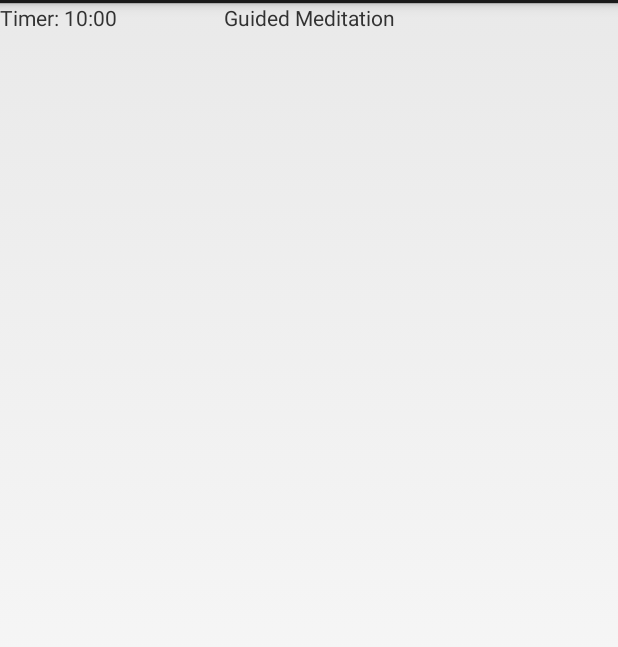
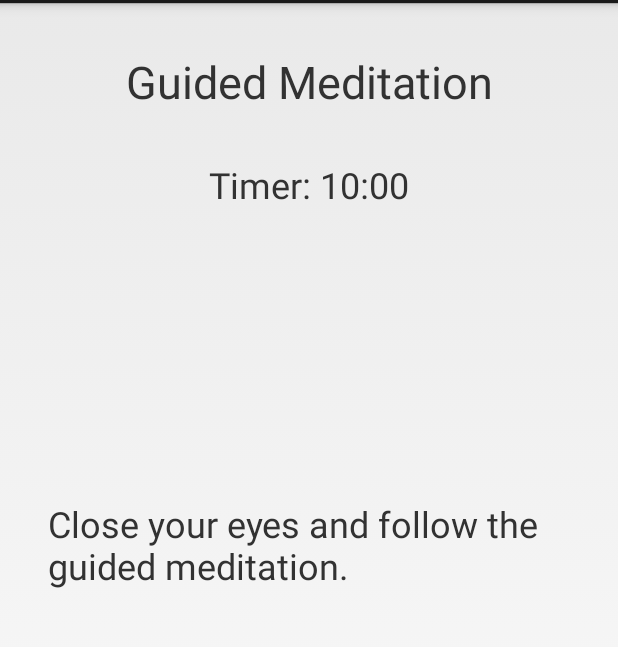
Before and after one commit to zhijiee/FocusDataCollection, an Android app: the layout guided_meditation.xml on its own in the app's theme, with its tools: preview values and no code run, on a phone screen of 412 x 824 dp, the part 69-716 px from its top. Run offline under Robolectric (Android 15) with nearby library versions, the phone set to English and light mode, and no system bars.

Commit message:
Move some annotations into annotation.xml
Simple Guided Meditation UI done.

Next Step:
Timer for guided meditation
Arithmetic Test

```diff
--- a/app/src/main/res/layout/guided_meditation.xml
+++ b/app/src/main/res/layout/guided_meditation.xml
@@ -1,28 +1,50 @@
 <?xml version="1.0" encoding="utf-8"?>
 <android.support.constraint.ConstraintLayout xmlns:android="http://schemas.android.com/apk/res/android"
     xmlns:app="http://schemas.android.com/apk/res-auto"
-    xmlns:tools="http://schemas.android.com/tools"
     android:id="@+id/linearLayout2"
     android:layout_width="match_parent"
     android:layout_height="match_parent">
 
     <TextView
-        android:id="@+id/textView"
+        android:id="@+id/gm_title"
         android:layout_width="wrap_content"
         android:layout_height="wrap_content"
         android:layout_marginEnd="24dp"
         android:layout_marginStart="24dp"
+        android:layout_marginTop="32dp"
         android:text="Guided Meditation"
+        android:textSize="30sp"
         app:layout_constraintEnd_toEndOf="parent"
         app:layout_constraintStart_toStartOf="parent"
         app:layout_constraintTop_toTopOf="parent" />
 
     <TextView
-        android:id="@+id/textView2"
+        android:id="@+id/timer"
         android:layout_width="wrap_content"
         android:layout_height="wrap_content"
+        android:layout_marginEnd="16dp"
+        android:layout_marginStart="16dp"
+        android:layout_marginTop="32dp"
         android:text="Timer: 10:00"
-        tools:layout_editor_absoluteX="149dp"
-        tools:layout_editor_absoluteY="123dp" />
+        android:textSize="24sp"
+        app:layout_constraintEnd_toEndOf="parent"
+        app:layout_constraintStart_toStartOf="parent"
+        app:layout_constraintTop_toBottomOf="@+id/gm_title" />
+
+    <TextView
+        android:id="@+id/gm_instr"
+        android:layout_width="0dp"
+        android:layout_height="wrap_content"
+        android:layout_marginBottom="32dp"
+        android:layout_marginEnd="32dp"
+        android:layout_marginStart="32dp"
+        android:layout_marginTop="32dp"
+        android:text="Close your eyes and follow the guided meditation. "
+        android:textSize="24sp"
+        app:layout_constraintBottom_toTopOf="@+id/timer"
+        app:layout_constraintEnd_toEndOf="parent"
+        app:layout_constraintStart_toStartOf="parent"
+        app:layout_constraintTop_toBottomOf="parent"
+        app:layout_constraintVertical_bias="0.6" />
 
 </android.support.constraint.ConstraintLayout>
```
Also changed, not shown: app/src/main/java/com/zhijie/focus/Activity_Record_Data.java (+49 -19 lines), app/src/main/res/values/annotation.xml (added, +12 -0 lines), app/src/main/res/values/strings.xml (+11 -5 lines).
